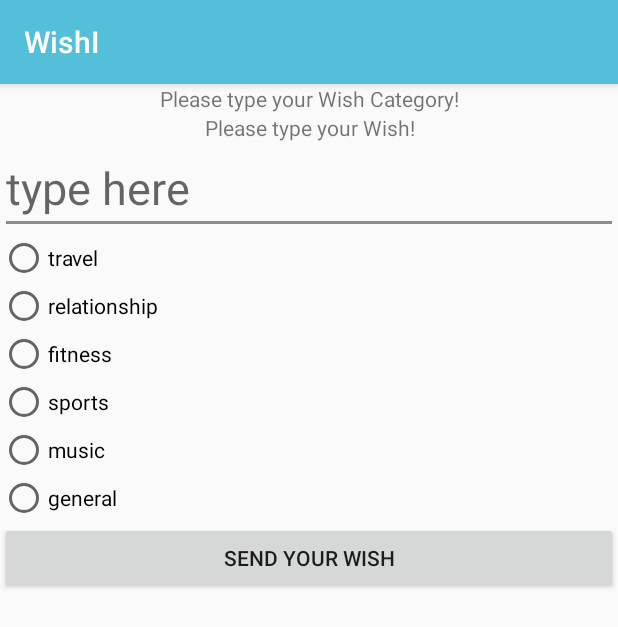
After one commit to gsoykan/WishI, an Android app: the AskWishActivity screen opened directly, with no data from a screen before it, on a phone screen of 412 x 824 dp. The commit adds this screen. Shown: the top 627 px of the screen. Run offline under Robolectric (Android 15) with nearby library versions, the phone set to English and light mode, and no system bars; our stand-ins replace Firebase (no records; nobody signed in at launch, a user with empty details on screens opened directly).

Commit message:
home initial

```diff
--- /dev/null
+++ b/app/src/main/java/com/bucketsoft/user/wishi/AskWishActivity.java
@@ -0,0 +1,125 @@
+package com.bucketsoft.user.wishi;
+
+import android.support.annotation.NonNull;
+import android.support.v7.app.AppCompatActivity;
+import android.os.Bundle;
+import android.util.Log;
+import android.view.View;
+import android.widget.Button;
+import android.widget.EditText;
+import android.widget.RadioButton;
+import android.widget.RadioGroup;
+import android.widget.Toast;
+
+import com.bucketsoft.user.wishi.dataClasses.WishObject;
+import com.google.android.gms.tasks.OnCompleteListener;
+import com.google.android.gms.tasks.OnFailureListener;
+import com.google.android.gms.tasks.OnSuccessListener;
+import com.google.android.gms.tasks.Task;
+import com.google.firebase.auth.FirebaseAuth;
+import com.google.firebase.auth.FirebaseUser;
+import com.google.firebase.firestore.DocumentReference;
+import com.google.firebase.firestore.FirebaseFirestore;
+import com.google.firebase.firestore.QuerySnapshot;
+
+import java.util.Date;
+
+
+public class AskWishActivity extends AppCompatActivity {
+
+    /*
+
+     private  String wisherUid;
+    private String wisherDisplayName;
+    private  String question;
+    private ArrayList<AnswerObject> answers = new ArrayList<>();
+    private  String category;
+    private Integer wisherAge;
+    private Date wishDate;
+
+     */
+
+    private static final String TAG = "AskWishActivity";
+
+    //
+    // Access a Cloud Firestore instance from your Activity
+
+    FirebaseFirestore db = FirebaseFirestore.getInstance();
+
+    EditText askWishEdit;
+    Button sendWishButton;
+    RadioGroup categoryRadioGrup;
+
+    FirebaseUser user = FirebaseAuth.getInstance().getCurrentUser();
+
+
+    @Override
+    protected void onCreate(Bundle savedInstanceState) {
+        super.onCreate(savedInstanceState);
+        setContentView(R.layout.activity_ask_wish);
+
+
+        askWishEdit = findViewById(R.id.ask_wish_edit_text);
+        sendWishButton = findViewById(R.id.ask_your_wish_button);
+        categoryRadioGrup = findViewById(R.id.categories_radio_grup);
+
+
+        sendWishButton.setOnClickListener(new View.OnClickListener() {
+            @Override
+            public void onClick(View view) {
+
+                if (categoryRadioGrup.getCheckedRadioButtonId() != -1 && askWishEdit.getText().toString().length() > 10) {
+
+                    RadioButton selectedButton = findViewById(categoryRadioGrup.getCheckedRadioButtonId());
+                    final String category = selectedButton.getText().toString();
+
+                    final String question = askWishEdit.getText().toString();
+                    final String wisherUid = user.getUid();
+                    final Date wishDate = new Date(System.currentTimeMillis());
+
+
+                    db.collection("users").whereEqualTo("uid", wisherUid).get().addOnCompleteListener(new OnCompleteListener<QuerySnapshot>() {
+                        @Override
+                        public void onComplete(@NonNull Task<QuerySnapshot> task) {
+
+                            String wisherDisplayName = "default";
+                            Integer wisherAge = 0;
+
+                            if (task.isSuccessful()) {
+
+                                wisherDisplayName = task.getResult().getDocuments().get(0).getString("displayName");
+                                wisherAge = Integer.valueOf( task.getResult().getDocuments().get(0).get("age").toString() );
+                            }
+
+                            if (task.isComplete()) {
+
+                                WishObject newWish = new WishObject(wisherUid, wisherDisplayName, question, category, wisherAge, wishDate);
+
+                                db.collection("wishObject").add(newWish).addOnSuccessListener(new OnSuccessListener<DocumentReference>() {
+                                    @Override
+                                    public void onSuccess(DocumentReference documentReference) {
+
+                                        Toast.makeText(AskWishActivity.this, "added : " + documentReference.getId(), Toast.LENGTH_SHORT).show();
+
+                                    }
+                                }).addOnFailureListener(new OnFailureListener() {
+                                    @Override
+                                    public void onFailure(@NonNull Exception e) {
+                                        Log.e(TAG, "Error adding document", e);
+                                    }
+                                });
+
+                            }
+                        }
+                    });
+
+                } else {
+
+                    Toast.makeText(AskWishActivity.this, "Please fill the required fields", Toast.LENGTH_SHORT).show();
+                }
+
+
+            }
+        });
+    }
+}
--- /dev/null
+++ b/app/src/main/res/layout/activity_ask_wish.xml
@@ -0,0 +1,99 @@
+<?xml version="1.0" encoding="utf-8"?>
+<ScrollView xmlns:android="http://schemas.android.com/apk/res/android"
+    xmlns:app="http://schemas.android.com/apk/res-auto"
+    xmlns:tools="http://schemas.android.com/tools"
+    android:layout_width="match_parent"
+    android:layout_height="match_parent"
+    tools:context=".AskWishActivity"
+
+
+    >
+
+<LinearLayout
+    android:orientation="vertical"
+    android:layout_width="match_parent"
+    android:layout_height="match_parent">
+
+    <TextView
+        android:id="@+id/wish_category_text"
+        android:layout_width="match_parent"
+        android:layout_height="wrap_content"
+        android:text="Please type your Wish Category!"
+        android:textAlignment="center"/>
+
+
+
+    <TextView
+        android:id="@+id/what_is_your_wish_text"
+        android:layout_width="match_parent"
+        android:layout_height="wrap_content"
+        android:text="Please type your Wish!"
+        android:textAlignment="center"/>
+
+    <EditText
+        android:id="@+id/ask_wish_edit_text"
+        android:layout_width="match_parent"
+        android:layout_height="wrap_content"
+        android:hint="type here"
+        android:textSize="30sp"
+        />
+
+
+
+
+    <RadioGroup
+        android:id="@+id/categories_radio_grup"
+        android:layout_width="match_parent"
+        android:layout_height="wrap_content">
+
+        <RadioButton
+            android:id="@+id/travel_radio_button"
+            android:layout_width="match_parent"
+            android:layout_height="wrap_content"
+            android:text="travel"/>
+
+        <RadioButton
+            android:id="@+id/relationship_radio_button"
+            android:layout_width="match_parent"
+            android:layout_height="wrap_content"
+            android:text="relationship"/>
+
+        <RadioButton
+            android:id="@+id/fitness_radio_button"
+            android:layout_width="match_parent"
+            android:layout_height="wrap_content"
+            android:text="fitness"/>
+
+        <RadioButton
+            android:id="@+id/sports_radio_button"
+            android:layout_width="match_parent"
+            android:layout_height="wrap_content"
+            android:text="sports"/>
+
+        <RadioButton
+            android:id="@+id/music_radio_button"
+            android:layout_width="match_parent"
+            android:layout_height="wrap_content"
+            android:text="music"/>
+        <RadioButton
+            android:id="@+id/general_radio_button"
+            android:layout_width="match_parent"
+            android:layout_height="wrap_content"
+            android:text="general"/>
+
+    </RadioGroup>
+
+
+
+
+    <Button
+        android:id="@+id/ask_your_wish_button"
+        android:layout_width="match_parent"
+        android:layout_height="wrap_content"
+        android:text="Send your wish"/>
+
+</LinearLayout>
+
+
+
+</ScrollView>
--- a/app/src/main/res/layout/activity_main.xml
+++ b/app/src/main/res/layout/activity_main.xml
@@ -26,7 +26,7 @@
     </android.support.design.widget.BottomNavigationView>
 
     <android.support.design.widget.FloatingActionButton
-        android:id="@+id/ask_floating_aciton_button"
+        android:id="@+id/ask_floating_action_button"
         android:layout_width="wrap_content"
         android:layout_height="wrap_content"
         android:src="@drawable/ic_help_white_24dp"
```
Also changed, not shown: app/src/main/AndroidManifest.xml (+5 -7 lines), app/src/main/java/com/bucketsoft/user/wishi/MainActivity.java (+19 -2 lines), app/src/main/java/com/bucketsoft/user/wishi/WishItemFragment.java (+72 -6 lines), app/src/main/java/com/bucketsoft/user/wishi/WishItemRecyclerViewAdapter.java (+6 -5 lines), app/src/main/java/com/bucketsoft/user/wishi/dataClasses/WishObject.java (+10 -0 lines).
